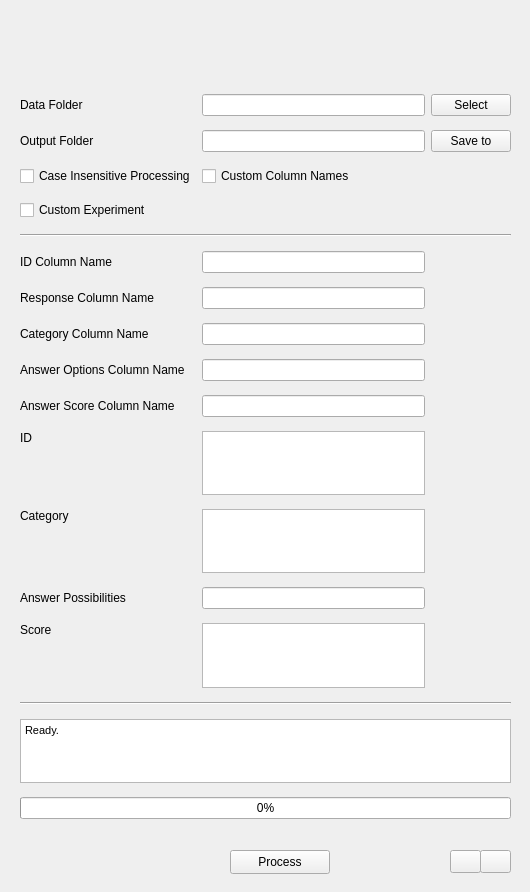
Before: the Qt Designer form resources/questionnaireprocessor.ui in dev-jam/opensesame-toolbox, drawn with Qt 5.
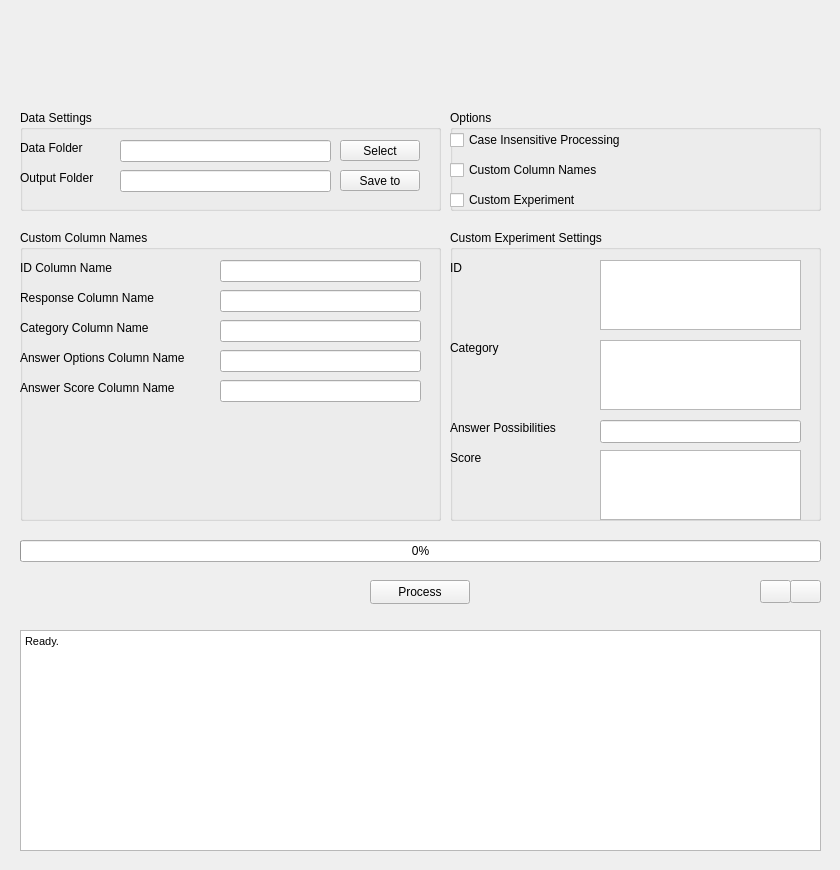
After: the same form once the commit is applied. Icons and pictures are not drawn.

Diff of the .ui file:
```diff
--- a/resources/questionnaireprocessor.ui
+++ b/resources/questionnaireprocessor.ui
@@ -6,8 +6,8 @@
    <rect>
     <x>0</x>
     <y>0</y>
-    <width>530</width>
-    <height>892</height>
+    <width>840</width>
+    <height>870</height>
    </rect>
   </property>
   <property name="windowTitle">
@@ -17,8 +17,8 @@
    <widget class="QPushButton" name="processButton">
     <property name="geometry">
      <rect>
-      <x>230</x>
-      <y>850</y>
+      <x>370</x>
+      <y>580</y>
       <width>100</width>
       <height>24</height>
      </rect>
@@ -30,300 +30,11 @@
      <string>Process</string>
     </property>
    </widget>
-   <widget class="QWidget" name="gridLayoutWidget">
-    <property name="geometry">
-     <rect>
-      <x>20</x>
-      <y>15</y>
-      <width>491</width>
-      <height>831</height>
-     </rect>
-    </property>
-    <layout class="QGridLayout" name="gridLayout">
-     <property name="verticalSpacing">
-      <number>14</number>
-     </property>
-     <item row="18" column="0" colspan="3">
-      <widget class="QTextEdit" name="statusBox">
-       <property name="enabled">
-        <bool>true</bool>
-       </property>
-       <property name="sizePolicy">
-        <sizepolicy hsizetype="Expanding" vsizetype="Expanding">
-         <horstretch>0</horstretch>
-         <verstretch>0</verstretch>
-        </sizepolicy>
-       </property>
-       <property name="minimumSize">
-        <size>
-         <width>0</width>
-         <height>0</height>
-        </size>
-       </property>
-       <property name="maximumSize">
-        <size>
-         <width>16777215</width>
-         <height>16777215</height>
-        </size>
-       </property>
-       <property name="html">
-        <string>&lt;!DOCTYPE HTML PUBLIC &quot;-//W3C//DTD HTML 4.0//EN&quot; &quot;http://www.w3.org/TR/REC-html40/strict.dtd&quot;&gt;
-&lt;html&gt;&lt;head&gt;&lt;meta name=&quot;qrichtext&quot; content=&quot;1&quot; /&gt;&lt;style type=&quot;text/css&quot;&gt;
-p, li { white-space: pre-wrap; }
-&lt;/style&gt;&lt;/head&gt;&lt;body style=&quot; font-family:'DejaVu Sans'; font-size:9pt; font-weight:400; font-style:normal;&quot;&gt;
-&lt;p style=&quot; margin-top:0px; margin-bottom:0px; margin-left:0px; margin-right:0px; -qt-block-indent:0; text-indent:0px;&quot;&gt;&lt;span style=&quot; font-family:'MS Shell Dlg 2'; font-size:8pt;&quot;&gt;Ready.&lt;/span&gt;&lt;/p&gt;&lt;/body&gt;&lt;/html&gt;</string>
-       </property>
-      </widget>
-     </item>
-     <item row="1" column="0">
-      <widget class="QLabel" name="inputFolderLabel">
-       <property name="text">
-        <string>Data Folder</string>
-       </property>
-      </widget>
-     </item>
-     <item row="12" column="0" alignment="Qt::AlignTop">
-      <widget class="QLabel" name="idCustomLabel">
-       <property name="text">
-        <string>ID</string>
-       </property>
-      </widget>
-     </item>
-     <item row="10" column="0">
-      <widget class="QLabel" name="answerScoreColumnLabel">
-       <property name="text">
-        <string>Answer Score Column Name</string>
-       </property>
-      </widget>
-     </item>
-     <item row="8" column="0">
-      <widget class="QLabel" name="categoryColumnLabel">
-       <property name="text">
-        <string>Category Column Name</string>
-       </property>
-      </widget>
-     </item>
-     <item row="9" column="1">
-      <widget class="QLineEdit" name="answerOptionColumnLineEdit"/>
-     </item>
-     <item row="1" column="2">
-      <widget class="QPushButton" name="inputFolderButton">
-       <property name="toolTip">
-        <string>Select folder containing the data files</string>
-       </property>
-       <property name="text">
-        <string>Select</string>
-       </property>
-      </widget>
-     </item>
-     <item row="10" column="1">
-      <widget class="QLineEdit" name="answerScoreColumnLineEdit"/>
-     </item>
-     <item row="13" column="1">
-      <widget class="QPlainTextEdit" name="categoryCustomPlainTextEdit">
-       <property name="maximumSize">
-        <size>
-         <width>16777215</width>
-         <height>16777215</height>
-        </size>
-       </property>
-      </widget>
-     </item>
-     <item row="15" column="0" alignment="Qt::AlignTop">
-      <widget class="QLabel" name="scoreCustomLabel">
-       <property name="text">
-        <string>Score</string>
-       </property>
-      </widget>
-     </item>
-     <item row="0" column="0" colspan="3">
-      <widget class="QLabel" name="image">
-       <property name="sizePolicy">
-        <sizepolicy hsizetype="Expanding" vsizetype="Fixed">
-         <horstretch>0</horstretch>
-         <verstretch>0</verstretch>
-        </sizepolicy>
-       </property>
-       <property name="minimumSize">
-        <size>
-         <width>0</width>
-         <height>80</height>
-        </size>
-       </property>
-       <property name="maximumSize">
-        <size>
-         <width>16777215</width>
-         <height>80</height>
-        </size>
-       </property>
-       <property name="text">
-        <string/>
-       </property>
-      </widget>
-     </item>
-     <item row="6" column="0">
-      <widget class="QLabel" name="idColumnLabel">
-       <property name="text">
-        <string>ID Column Name</string>
-       </property>
-      </widget>
-     </item>
-     <item row="14" column="0">
-      <widget class="QLabel" name="answerCustomLabel">
-       <property name="text">
-        <string>Answer Possibilities</string>
-       </property>
-      </widget>
-     </item>
-     <item row="9" column="0">
-      <widget class="QLabel" name="answerOptionColumnLabel">
-       <property name="text">
-        <string>Answer Options Column Name</string>
-       </property>
-      </widget>
-     </item>
-     <item row="14" column="1">
-      <widget class="QLineEdit" name="answerCustomLineEdit"/>
-     </item>
-     <item row="6" column="1">
-      <widget class="QLineEdit" name="idColumnLineEdit"/>
-     </item>
-     <item row="8" column="1">
-      <widget class="QLineEdit" name="categoryColumnLineEdit"/>
-     </item>
-     <item row="20" column="0" colspan="3">
-      <widget class="QLabel" name="label">
-       <property name="sizePolicy">
-        <sizepolicy hsizetype="Preferred" vsizetype="Expanding">
-         <horstretch>0</horstretch>
-         <verstretch>0</verstretch>
-        </sizepolicy>
-       </property>
-       <property name="text">
-        <string/>
-       </property>
-      </widget>
-     </item>
-     <item row="7" column="0">
-      <widget class="QLabel" name="responseColumnLabel">
-       <property name="text">
-        <string>Response Column Name</string>
-       </property>
-      </widget>
-     </item>
-     <item row="16" column="0" colspan="3">
-      <widget class="Line" name="line_2">
-       <property name="orientation">
-        <enum>Qt::Horizontal</enum>
-       </property>
-      </widget>
-     </item>
-     <item row="19" column="0" colspan="3">
-      <widget class="QProgressBar" name="progressBar">
-       <property name="value">
-        <number>0</number>
-       </property>
-      </widget>
-     </item>
-     <item row="12" column="1">
-      <widget class="QPlainTextEdit" name="idCustomPlainTextEdit">
-       <property name="maximumSize">
-        <size>
-         <width>16777215</width>
-         <height>16777215</height>
-        </size>
-       </property>
-      </widget>
-     </item>
-     <item row="2" column="0">
-      <widget class="QLabel" name="outputFolderLabel">
-       <property name="text">
-        <string>Output Folder</string>
-       </property>
-      </widget>
-     </item>
-     <item row="5" column="0" colspan="3">
-      <widget class="Line" name="line">
-       <property name="orientation">
-        <enum>Qt::Horizontal</enum>
-       </property>
-      </widget>
-     </item>
-     <item row="13" column="0" alignment="Qt::AlignTop">
-      <widget class="QLabel" name="categoryCustomLabel">
-       <property name="text">
-        <string>Category</string>
-       </property>
-      </widget>
-     </item>
-     <item row="1" column="1">
-      <widget class="QLineEdit" name="inputFolderLocation">
-       <property name="readOnly">
-        <bool>true</bool>
-       </property>
-      </widget>
-     </item>
-     <item row="2" column="2">
-      <widget class="QPushButton" name="outputFolderButton">
-       <property name="toolTip">
-        <string>Select destination to save the score file to</string>
-       </property>
-       <property name="text">
-        <string>Save to</string>
-       </property>
-      </widget>
-     </item>
-     <item row="2" column="1">
-      <widget class="QLineEdit" name="outputFolderDestination">
-       <property name="dragEnabled">
-        <bool>false</bool>
-       </property>
-       <property name="readOnly">
-        <bool>true</bool>
-       </property>
-      </widget>
-     </item>
-     <item row="15" column="1">
-      <widget class="QPlainTextEdit" name="scoreCustomPlainTextEdit">
-       <property name="maximumSize">
-        <size>
-         <width>16777215</width>
-         <height>16777215</height>
-        </size>
-       </property>
-      </widget>
-     </item>
-     <item row="7" column="1">
-      <widget class="QLineEdit" name="responseColumnLineEdit"/>
-     </item>
-     <item row="3" column="0">
-      <widget class="QCheckBox" name="caseInsensitiveCheckBox">
-       <property name="text">
-        <string>Case Insensitive Processing</string>
-       </property>
-      </widget>
-     </item>
-     <item row="3" column="1">
-      <widget class="QCheckBox" name="customColumnCheckBox">
-       <property name="text">
-        <string>Custom Column Names</string>
-       </property>
-      </widget>
-     </item>
-     <item row="4" column="0">
-      <widget class="QCheckBox" name="customExperimentCheckBox">
-       <property name="text">
-        <string>Custom Experiment</string>
-       </property>
-      </widget>
-     </item>
-    </layout>
-   </widget>
    <widget class="QPushButton" name="docButton">
     <property name="geometry">
      <rect>
-      <x>450</x>
-      <y>850</y>
+      <x>760</x>
+      <y>580</y>
       <width>31</width>
       <height>23</height>
      </rect>
@@ -348,8 +59,8 @@
    <widget class="QPushButton" name="aboutButton">
     <property name="geometry">
      <rect>
-      <x>480</x>
-      <y>850</y>
+      <x>790</x>
+      <y>580</y>
       <width>31</width>
       <height>23</height>
      </rect>
@@ -371,6 +82,530 @@
      </size>
     </property>
    </widget>
+   <widget class="QGroupBox" name="groupBox">
+    <property name="geometry">
+     <rect>
+      <x>450</x>
+      <y>230</y>
+      <width>371</width>
+      <height>291</height>
+     </rect>
+    </property>
+    <property name="title">
+     <string>Custom Experiment Settings</string>
+    </property>
+    <widget class="QLabel" name="idCustomLabel">
+     <property name="geometry">
+      <rect>
+       <x>0</x>
+       <y>30</y>
+       <width>16</width>
+       <height>16</height>
+      </rect>
+     </property>
+     <property name="text">
+      <string>ID</string>
+     </property>
+    </widget>
+    <widget class="QLabel" name="categoryCustomLabel">
+     <property name="geometry">
+      <rect>
+       <x>0</x>
+       <y>110</y>
+       <width>57</width>
+       <height>16</height>
+      </rect>
+     </property>
+     <property name="text">
+      <string>Category</string>
+     </property>
+    </widget>
+    <widget class="QLabel" name="answerCustomLabel">
+     <property name="geometry">
+      <rect>
+       <x>0</x>
+       <y>190</y>
+       <width>122</width>
+       <height>16</height>
+      </rect>
+     </property>
+     <property name="text">
+      <string>Answer Possibilities</string>
+     </property>
+    </widget>
+    <widget class="QLabel" name="scoreCustomLabel">
+     <property name="geometry">
+      <rect>
+       <x>0</x>
+       <y>220</y>
+       <width>36</width>
+       <height>16</height>
+      </rect>
+     </property>
+     <property name="text">
+      <string>Score</string>
+     </property>
+    </widget>
+    <widget class="QPlainTextEdit" name="idCustomPlainTextEdit">
+     <property name="geometry">
+      <rect>
+       <x>150</x>
+       <y>30</y>
+       <width>201</width>
+       <height>70</height>
+      </rect>
+     </property>
+     <property name="maximumSize">
+      <size>
+       <width>16777215</width>
+       <height>16777215</height>
+      </size>
+     </property>
+    </widget>
+    <widget class="QPlainTextEdit" name="categoryCustomPlainTextEdit">
+     <property name="geometry">
+      <rect>
+       <x>150</x>
+       <y>110</y>
+       <width>201</width>
+       <height>70</height>
+      </rect>
+     </property>
+     <property name="maximumSize">
+      <size>
+       <width>16777215</width>
+       <height>16777215</height>
+      </size>
+     </property>
+    </widget>
+    <widget class="QLineEdit" name="answerCustomLineEdit">
+     <property name="geometry">
+      <rect>
+       <x>150</x>
+       <y>190</y>
+       <width>201</width>
+       <height>23</height>
+      </rect>
+     </property>
+    </widget>
+    <widget class="QPlainTextEdit" name="scoreCustomPlainTextEdit">
+     <property name="geometry">
+      <rect>
+       <x>150</x>
+       <y>220</y>
+       <width>201</width>
+       <height>70</height>
+      </rect>
+     </property>
+     <property name="maximumSize">
+      <size>
+       <width>16777215</width>
+       <height>16777215</height>
+      </size>
+     </property>
+    </widget>
+    <zorder>answerCustomLabel</zorder>
+    <zorder>answerCustomLineEdit</zorder>
+    <zorder>idCustomPlainTextEdit</zorder>
+    <zorder>idCustomLabel</zorder>
+    <zorder>scoreCustomLabel</zorder>
+    <zorder>categoryCustomPlainTextEdit</zorder>
+    <zorder>scoreCustomPlainTextEdit</zorder>
+    <zorder>categoryCustomLabel</zorder>
+    <zorder>idCustomLabel</zorder>
+    <zorder>categoryCustomLabel</zorder>
+    <zorder>answerCustomLabel</zorder>
+    <zorder>scoreCustomLabel</zorder>
+    <zorder>idCustomPlainTextEdit</zorder>
+    <zorder>categoryCustomPlainTextEdit</zorder>
+    <zorder>answerCustomLineEdit</zorder>
+    <zorder>scoreCustomPlainTextEdit</zorder>
+   </widget>
+   <widget class="QGroupBox" name="groupBox_2">
+    <property name="geometry">
+     <rect>
+      <x>20</x>
+      <y>230</y>
+      <width>421</width>
+      <height>291</height>
+     </rect>
+    </property>
+    <property name="title">
+     <string>Custom Column Names</string>
+    </property>
+    <widget class="QLabel" name="idColumnLabel">
+     <property name="geometry">
+      <rect>
+       <x>0</x>
+       <y>30</y>
+       <width>102</width>
+       <height>16</height>
+      </rect>
+     </property>
+     <property name="text">
+      <string>ID Column Name</string>
+     </property>
+    </widget>
+    <widget class="QLabel" name="responseColumnLabel">
+     <property name="geometry">
+      <rect>
+       <x>0</x>
+       <y>60</y>
+       <width>152</width>
+       <height>16</height>
+      </rect>
+     </property>
+     <property name="text">
+      <string>Response Column Name</string>
+     </property>
+    </widget>
+    <widget class="QLabel" name="categoryColumnLabel">
+     <property name="geometry">
+      <rect>
+       <x>0</x>
+       <y>90</y>
+       <width>146</width>
+       <height>16</height>
+      </rect>
+     </property>
+     <property name="text">
+      <string>Category Column Name</string>
+     </property>
+    </widget>
+    <widget class="QLabel" name="answerOptionColumnLabel">
+     <property name="geometry">
+      <rect>
+       <x>0</x>
+       <y>120</y>
+       <width>187</width>
+       <height>16</height>
+      </rect>
+     </property>
+     <property name="text">
+      <string>Answer Options Column Name</string>
+     </property>
+    </widget>
+    <widget class="QLabel" name="answerScoreColumnLabel">
+     <property name="geometry">
+      <rect>
+       <x>0</x>
+       <y>150</y>
+       <width>175</width>
+       <height>16</height>
+      </rect>
+     </property>
+     <property name="text">
+      <string>Answer Score Column Name</string>
+     </property>
+    </widget>
+    <widget class="QLineEdit" name="idColumnLineEdit">
+     <property name="geometry">
+      <rect>
+       <x>200</x>
+       <y>30</y>
+       <width>201</width>
+       <height>22</height>
+      </rect>
+     </property>
+    </widget>
+    <widget class="QLineEdit" name="responseColumnLineEdit">
+     <property name="geometry">
+      <rect>
+       <x>200</x>
+       <y>60</y>
+       <width>201</width>
+       <height>22</height>
+      </rect>
+     </property>
+    </widget>
+    <widget class="QLineEdit" name="categoryColumnLineEdit">
+     <property name="geometry">
+      <rect>
+       <x>200</x>
+       <y>90</y>
+       <width>201</width>
+       <height>22</height>
+      </rect>
+     </property>
+    </widget>
+    <widget class="QLineEdit" name="answerOptionColumnLineEdit">
+     <property name="geometry">
+      <rect>
+       <x>200</x>
+       <y>120</y>
+       <width>201</width>
+       <height>22</height>
+      </rect>
+     </property>
+    </widget>
+    <widget class="QLineEdit" name="answerScoreColumnLineEdit">
+     <property name="geometry">
+      <rect>
+       <x>200</x>
+       <y>150</y>
+       <width>201</width>
+       <height>22</height>
+      </rect>
+     </property>
+    </widget>
+   </widget>
+   <widget class="QGroupBox" name="groupBox_3">
+    <property name="geometry">
+     <rect>
+      <x>20</x>
+      <y>110</y>
+      <width>421</width>
+      <height>101</height>
+     </rect>
+    </property>
+    <property name="title">
+     <string>Data Settings</string>
+    </property>
+    <widget class="QLabel" name="inputFolderLabel">
+     <property name="geometry">
+      <rect>
+       <x>0</x>
+       <y>30</y>
+       <width>73</width>
+       <height>16</height>
+      </rect>
+     </property>
+     <property name="text">
+      <string>Data Folder</string>
+     </property>
+    </widget>
+    <widget class="QLineEdit" name="inputFolderLocation">
+     <property name="geometry">
+      <rect>
+       <x>100</x>
+       <y>30</y>
+       <width>211</width>
+       <height>22</height>
+      </rect>
+     </property>
+     <property name="readOnly">
+      <bool>true</bool>
+     </property>
+    </widget>
+    <widget class="QLineEdit" name="outputFolderDestination">
+     <property name="geometry">
+      <rect>
+       <x>100</x>
+       <y>60</y>
+       <width>211</width>
+       <height>22</height>
+      </rect>
+     </property>
+     <property name="dragEnabled">
+      <bool>false</bool>
+     </property>
+     <property name="readOnly">
+      <bool>true</bool>
+     </property>
+    </widget>
+    <widget class="QLabel" name="outputFolderLabel">
+     <property name="geometry">
+      <rect>
+       <x>0</x>
+       <y>60</y>
+       <width>86</width>
+       <height>16</height>
+      </rect>
+     </property>
+     <property name="text">
+      <string>Output Folder</string>
+     </property>
+    </widget>
+    <widget class="QPushButton" name="inputFolderButton">
+     <property name="geometry">
+      <rect>
+       <x>320</x>
+       <y>30</y>
+       <width>80</width>
+       <height>21</height>
+      </rect>
+     </property>
+     <property name="toolTip">
+      <string>Select folder containing the data files</string>
+     </property>
+     <property name="text">
+      <string>Select</string>
+     </property>
+    </widget>
+    <widget class="QPushButton" name="outputFolderButton">
+     <property name="geometry">
+      <rect>
+       <x>320</x>
+       <y>60</y>
+       <width>80</width>
+       <height>21</height>
+      </rect>
+     </property>
+     <property name="toolTip">
+      <string>Select destination to save the score file to</string>
+     </property>
+     <property name="text">
+      <string>Save to</string>
+     </property>
+    </widget>
+   </widget>
+   <widget class="QGroupBox" name="groupBox_4">
+    <property name="geometry">
+     <rect>
+      <x>450</x>
+      <y>110</y>
+      <width>371</width>
+      <height>101</height>
+     </rect>
+    </property>
+    <property name="title">
+     <string>Options</string>
+    </property>
+    <widget class="QCheckBox" name="caseInsensitiveCheckBox">
+     <property name="geometry">
+      <rect>
+       <x>0</x>
+       <y>20</y>
+       <width>198</width>
+       <height>20</height>
+      </rect>
+     </property>
+     <property name="text">
+      <string>Case Insensitive Processing</string>
+     </property>
+    </widget>
+    <widget class="QCheckBox" name="customColumnCheckBox">
+     <property name="geometry">
+      <rect>
+       <x>0</x>
+       <y>50</y>
+       <width>168</width>
+       <height>20</height>
+      </rect>
+     </property>
+     <property name="text">
+      <string>Custom Column Names</string>
+     </property>
+    </widget>
+    <widget class="QCheckBox" name="customExperimentCheckBox">
+     <property name="geometry">
+      <rect>
+       <x>0</x>
+       <y>80</y>
+       <width>145</width>
+       <height>20</height>
+      </rect>
+     </property>
+     <property name="text">
+      <string>Custom Experiment</string>
+     </property>
+    </widget>
+    <zorder>caseInsensitiveCheckBox</zorder>
+    <zorder>customColumnCheckBox</zorder>
+    <zorder>groupBox_2</zorder>
+    <zorder>customExperimentCheckBox</zorder>
+   </widget>
+   <widget class="QTextEdit" name="statusBox">
+    <property name="enabled">
+     <bool>true</bool>
+    </property>
+    <property name="geometry">
+     <rect>
+      <x>20</x>
+      <y>630</y>
+      <width>801</width>
+      <height>221</height>
+     </rect>
+    </property>
+    <property name="sizePolicy">
+     <sizepolicy hsizetype="Expanding" vsizetype="Expanding">
+      <horstretch>0</horstretch>
+      <verstretch>0</verstretch>
+     </sizepolicy>
+    </property>
+    <property name="minimumSize">
+     <size>
+      <width>0</width>
+      <height>0</height>
+     </size>
+    </property>
+    <property name="maximumSize">
+     <size>
+      <width>16777215</width>
+      <height>16777215</height>
+     </size>
+    </property>
+    <property name="html">
+     <string>&lt;!DOCTYPE HTML PUBLIC &quot;-//W3C//DTD HTML 4.0//EN&quot; &quot;http://www.w3.org/TR/REC-html40/strict.dtd&quot;&gt;
+&lt;html&gt;&lt;head&gt;&lt;meta name=&quot;qrichtext&quot; content=&quot;1&quot; /&gt;&lt;style type=&quot;text/css&quot;&gt;
+p, li { white-space: pre-wrap; }
+&lt;/style&gt;&lt;/head&gt;&lt;body style=&quot; font-family:'Sans Serif'; font-size:9pt; font-weight:400; font-style:normal;&quot;&gt;
+&lt;p style=&quot; margin-top:0px; margin-bottom:0px; margin-left:0px; margin-right:0px; -qt-block-indent:0; text-indent:0px;&quot;&gt;&lt;span style=&quot; font-family:'MS Shell Dlg 2'; font-size:8pt;&quot;&gt;Ready.&lt;/span&gt;&lt;/p&gt;&lt;/body&gt;&lt;/html&gt;</string>
+    </property>
+   </widget>
+   <widget class="QProgressBar" name="progressBar">
+    <property name="geometry">
+     <rect>
+      <x>20</x>
+      <y>540</y>
+      <width>801</width>
+      <height>22</height>
+     </rect>
+    </property>
+    <property name="value">
+     <number>0</number>
+    </property>
+   </widget>
+   <widget class="QLabel" name="label">
+    <property name="geometry">
+     <rect>
+      <x>21</x>
+      <y>872</y>
+      <width>16</width>
+      <height>16</height>
+     </rect>
+    </property>
+    <property name="sizePolicy">
+     <sizepolicy hsizetype="Preferred" vsizetype="Expanding">
+      <horstretch>0</horstretch>
+      <verstretch>0</verstretch>
+     </sizepolicy>
+    </property>
+    <property name="text">
+     <string/>
+    </property>
+   </widget>
+   <widget class="QLabel" name="image">
+    <property name="geometry">
+     <rect>
+      <x>190</x>
+      <y>16</y>
+      <width>491</width>
+      <height>80</height>
+     </rect>
+    </property>
+    <property name="sizePolicy">
+     <sizepolicy hsizetype="Expanding" vsizetype="Fixed">
+      <horstretch>0</horstretch>
+      <verstretch>0</verstretch>
+     </sizepolicy>
+    </property>
+    <property name="minimumSize">
+     <size>
+      <width>0</width>
+      <height>80</height>
+     </size>
+    </property>
+    <property name="maximumSize">
+     <size>
+      <width>16777215</width>
+      <height>80</height>
+     </size>
+    </property>
+    <property name="text">
+     <string/>
+    </property>
+   </widget>
   </widget>
  </widget>
  <resources/>
```
